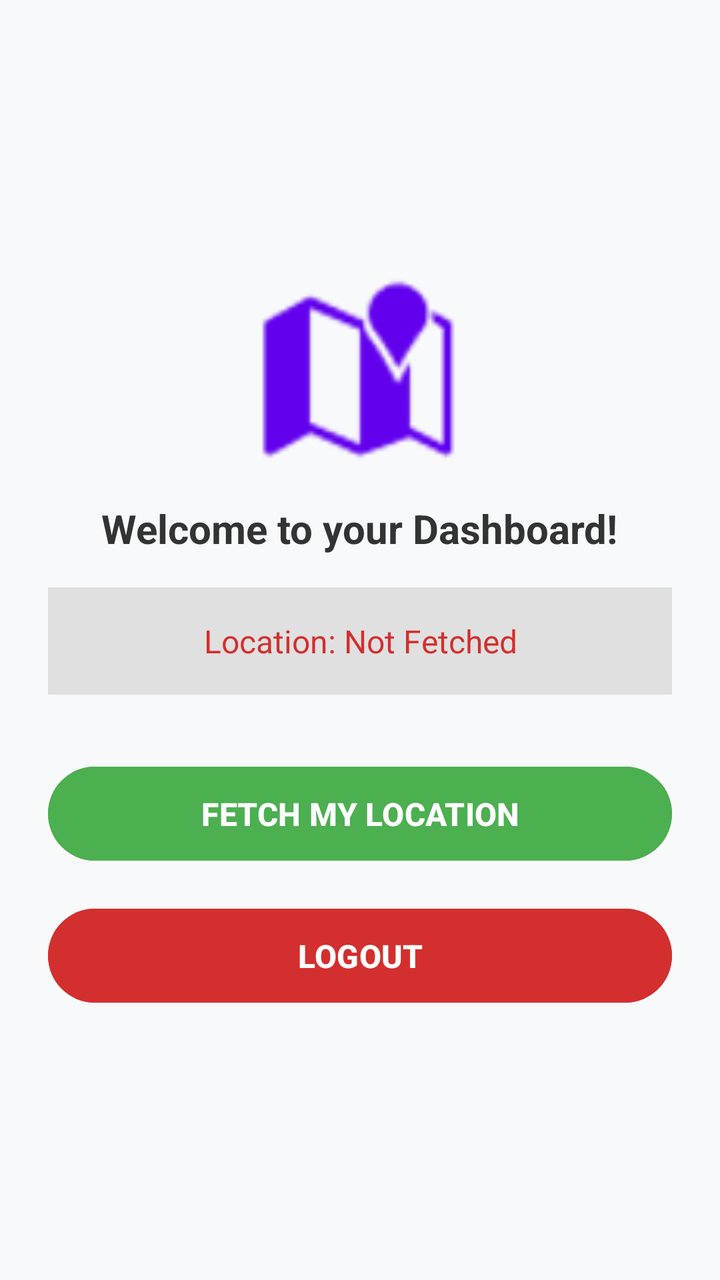
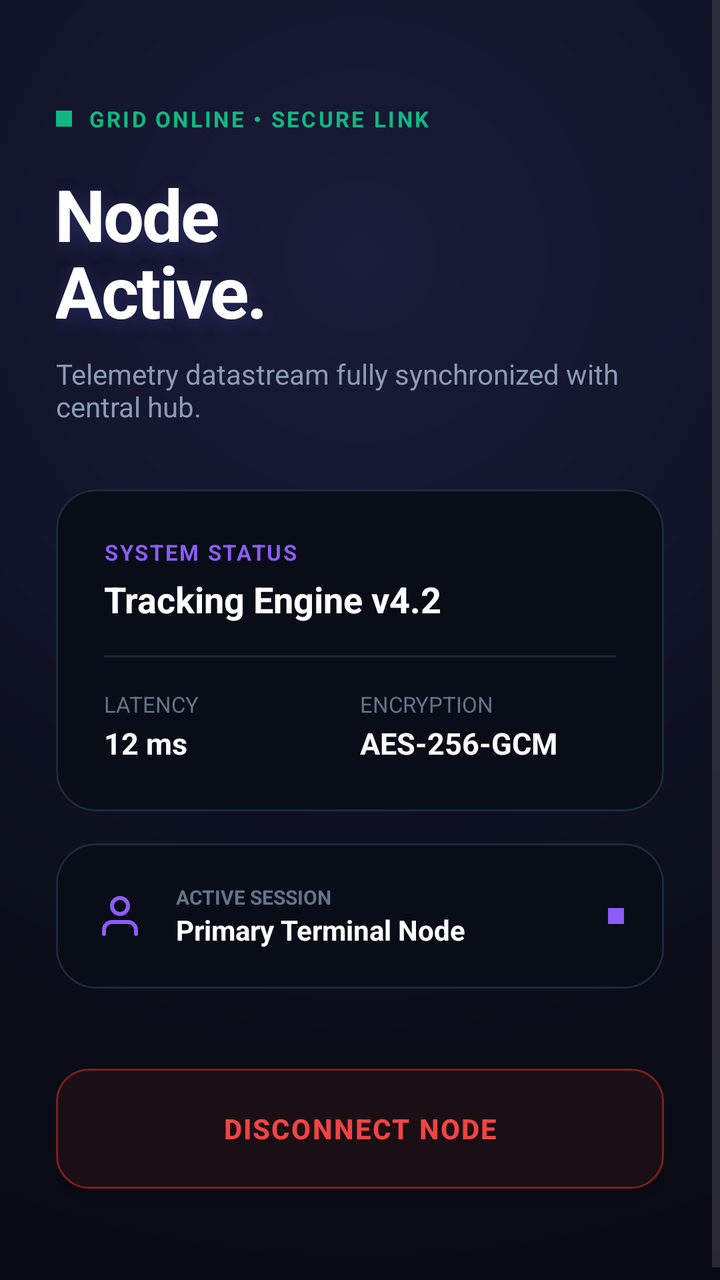

Compare the two renders of this Android layout. The source of the first and the diff that turns it into the second are given below.
<!-- AndroidManifest.xml: application theme Theme.Gotilo -->
<!-- res/layout/activity_dashboard.xml -->
<?xml version="1.0" encoding="utf-8"?>
<LinearLayout xmlns:android="http://schemas.android.com/apk/res/android"
    xmlns:app="http://schemas.android.com/apk/res-auto"
    android:layout_width="match_parent"
    android:layout_height="match_parent"
    android:orientation="vertical"
    android:padding="24dp"
    android:gravity="center"
    android:background="#F8F9FA">

    
    <ImageView
        android:layout_width="100dp"
        android:layout_height="100dp"
        android:src="@android:drawable/ic_dialog_map"
        android:layout_marginBottom="16dp"
        app:tint="#6200EE" />

    
    <TextView
        android:layout_width="wrap_content"
        android:layout_height="wrap_content"
        android:text="Welcome to your Dashboard!"
        android:textSize="20sp"
        android:textStyle="bold"
        android:textColor="#333333"
        android:textAlignment="center"
        android:layout_marginBottom="16dp"/>

    
    <TextView
        android:id="@+id/tvLocation"
        android:layout_width="match_parent"
        android:layout_height="wrap_content"
        android:text="Location: Not Fetched"
        android:textSize="16sp"
        android:textColor="#D32F2F"
        android:textAlignment="center"
        android:padding="16dp"
        android:background="#E0E0E0"
        android:layout_marginBottom="32dp"/>

    
    <Button
        android:id="@+id/btnFetchLocation"
        android:layout_width="match_parent"
        android:layout_height="55dp"
        android:text="FETCH MY LOCATION"
        android:textSize="16sp"
        android:textStyle="bold"
        android:backgroundTint="#4CAF50"
        android:textColor="#FFFFFF"
        android:layout_marginBottom="16dp"/>

    
    <Button
        android:id="@+id/btnLogout"
        android:layout_width="match_parent"
        android:layout_height="55dp"
        android:text="LOGOUT"
        android:textSize="16sp"
        android:textStyle="bold"
        android:backgroundTint="#D32F2F"
        android:textColor="#FFFFFF"/>

</LinearLayout>
<!-- resources referenced by this layout -->
<resources>
  <style name="Theme.Gotilo" parent="Base.Theme.Gotilo" />
  <style name="Base.Theme.Gotilo" parent="Theme.Material3.DayNight.NoActionBar">
          
          
      </style>
</resources>

<!-- the commit's change to res/layout/activity_dashboard.xml (unified diff, before → after) -->
@@ -1,66 +1,258 @@
 <?xml version="1.0" encoding="utf-8"?>
-<LinearLayout xmlns:android="http://schemas.android.com/apk/res/android"
+<ScrollView xmlns:android="http://schemas.android.com/apk/res/android"
     xmlns:app="http://schemas.android.com/apk/res-auto"
+    xmlns:tools="http://schemas.android.com/tools"
     android:layout_width="match_parent"
     android:layout_height="match_parent"
-    android:orientation="vertical"
-    android:padding="24dp"
-    android:gravity="center"
-    android:background="#F8F9FA">
-
-    
-    <ImageView
-        android:layout_width="100dp"
-        android:layout_height="100dp"
-        android:src="@android:drawable/ic_dialog_map"
-        android:layout_marginBottom="16dp"
-        app:tint="#6200EE" />
-
-    
-    <TextView
-        android:layout_width="wrap_content"
-        android:layout_height="wrap_content"
-        android:text="Welcome to your Dashboard!"
-        android:textSize="20sp"
-        android:textStyle="bold"
-        android:textColor="#333333"
-        android:textAlignment="center"
-        android:layout_marginBottom="16dp"/>
-
-    
-    <TextView
-        android:id="@+id/tvLocation"
+    android:background="@drawable/bg_ambient_glow"
+    android:fillViewport="true"
+    android:overScrollMode="never">
+
+    <androidx.constraintlayout.widget.ConstraintLayout
         android:layout_width="match_parent"
         android:layout_height="wrap_content"
-        android:text="Location: Not Fetched"
-        android:textSize="16sp"
-        android:textColor="#D32F2F"
-        android:textAlignment="center"
-        android:padding="16dp"
-        android:background="#E0E0E0"
-        android:layout_marginBottom="32dp"/>
-
-    
-    <Button
-        android:id="@+id/btnFetchLocation"
-        android:layout_width="match_parent"
-        android:layout_height="55dp"
-        android:text="FETCH MY LOCATION"
-        android:textSize="16sp"
-        android:textStyle="bold"
-        android:backgroundTint="#4CAF50"
-        android:textColor="#FFFFFF"
-        android:layout_marginBottom="16dp"/>
-
-    
-    <Button
-        android:id="@+id/btnLogout"
-        android:layout_width="match_parent"
-        android:layout_height="55dp"
-        android:text="LOGOUT"
-        android:textSize="16sp"
-        android:textStyle="bold"
-        android:backgroundTint="#D32F2F"
-        android:textColor="#FFFFFF"/>
-
-</LinearLayout>
+        android:paddingHorizontal="28dp"
+        android:paddingVertical="36dp">
+
+        
+        <LinearLayout
+            android:id="@+id/statusHeader"
+            android:layout_width="wrap_content"
+            android:layout_height="wrap_content"
+            android:layout_marginTop="16dp"
+            android:gravity="center_vertical"
+            android:orientation="horizontal"
+            app:layout_constraintStart_toStartOf="parent"
+            app:layout_constraintTop_toTopOf="parent">
+
+            
+            <View
+                android:layout_width="8dp"
+                android:layout_height="8dp"
+                android:background="#10B981" />
+
+            <TextView
+                android:layout_width="wrap_content"
+                android:layout_height="wrap_content"
+                android:layout_marginStart="8dp"
+                android:letterSpacing="0.1"
+                android:text="GRID ONLINE • SECURE LINK"
+                android:textColor="#10B981"
+                android:textSize="11sp"
+                android:textStyle="bold" />
+        </LinearLayout>
+
+        
+        <TextView
+            android:id="@+id/tvWelcomeHeader"
+            android:layout_width="0dp"
+            android:layout_height="wrap_content"
+            android:layout_marginTop="16dp"
+            android:letterSpacing="-0.03"
+            android:lineSpacingExtra="-4dp"
+            android:shadowColor="#406366F1"
+            android:shadowDx="0"
+            android:shadowDy="8"
+            android:shadowRadius="24"
+            android:text="Node\nActive."
+            android:textColor="#FFFFFF"
+            android:textSize="36sp"
+            android:textStyle="bold"
+            app:layout_constraintEnd_toEndOf="parent"
+            app:layout_constraintStart_toStartOf="parent"
+            app:layout_constraintTop_toBottomOf="@id/statusHeader" />
+
+        <TextView
+            android:id="@+id/tvSubHeader"
+            android:layout_width="0dp"
+            android:layout_height="wrap_content"
+            android:layout_marginTop="8dp"
+            android:text="Telemetry datastream fully synchronized with central hub."
+            android:textColor="#8B9BB4"
+            android:textSize="14sp"
+            app:layout_constraintEnd_toEndOf="parent"
+            app:layout_constraintStart_toStartOf="parent"
+            app:layout_constraintTop_toBottomOf="@id/tvWelcomeHeader" />
+
+        
+        <com.google.android.material.card.MaterialCardView
+            android:id="@+id/cardSystemStatus"
+            android:layout_width="match_parent"
+            android:layout_height="wrap_content"
+            android:layout_marginTop="32dp"
+            app:cardBackgroundColor="#090D17"
+            app:cardCornerRadius="20dp"
+            app:cardElevation="0dp"
+            app:strokeColor="#1E293B"
+            app:strokeWidth="1dp"
+            app:layout_constraintTop_toBottomOf="@id/tvSubHeader">
+
+            <LinearLayout
+                android:layout_width="match_parent"
+                android:layout_height="wrap_content"
+                android:orientation="vertical"
+                android:padding="24dp">
+
+                <TextView
+                    android:layout_width="wrap_content"
+                    android:layout_height="wrap_content"
+                    android:letterSpacing="0.08"
+                    android:text="SYSTEM STATUS"
+                    android:textColor="#8B5CF6"
+                    android:textSize="11sp"
+                    android:textStyle="bold" />
+
+                <TextView
+                    android:layout_width="wrap_content"
+                    android:layout_height="wrap_content"
+                    android:layout_marginTop="4dp"
+                    android:text="Tracking Engine v4.2"
+                    android:textColor="#FFFFFF"
+                    android:textSize="18sp"
+                    android:textStyle="bold" />
+
+                
+                <View
+                    android:layout_width="match_parent"
+                    android:layout_height="1dp"
+                    android:layout_marginVertical="16dp"
+                    android:background="#1E293B" />
+
+                
+                <LinearLayout
+                    android:layout_width="match_parent"
+                    android:layout_height="wrap_content"
+                    android:orientation="horizontal"
+                    android:weightSum="2">
+
+                    
+                    <LinearLayout
+                        android:layout_width="0dp"
+                        android:layout_height="wrap_content"
+                        android:layout_weight="1"
+                        android:orientation="vertical">
+
+                        <TextView
+                            android:layout_width="wrap_content"
+                            android:layout_height="wrap_content"
+                            android:text="LATENCY"
+                            android:textColor="#64748B"
+                            android:textSize="11sp" />
+
+                        <TextView
+                            android:layout_width="wrap_content"
+                            android:layout_height="wrap_content"
+                            android:layout_marginTop="2dp"
+                            android:text="12 ms"
+                            android:textColor="#F8FAFC"
+                            android:textSize="15sp"
+                            android:textStyle="bold" />
+                    </LinearLayout>
+
+                    
+                    <LinearLayout
+                        android:layout_width="0dp"
+                        android:layout_height="wrap_content"
+                        android:layout_weight="1"
+                        android:orientation="vertical">
+
+                        <TextView
+                            android:layout_width="wrap_content"
+                            android:layout_height="wrap_content"
+                            android:text="ENCRYPTION"
+                            android:textColor="#64748B"
+                            android:textSize="11sp" />
+
+                        <TextView
+                            android:layout_width="wrap_content"
+                            android:layout_height="wrap_content"
+                            android:layout_marginTop="2dp"
+                            android:text="AES-256-GCM"
+                            android:textColor="#F8FAFC"
+                            android:textSize="15sp"
+                            android:textStyle="bold" />
+                    </LinearLayout>
+                </LinearLayout>
+
+            </LinearLayout>
+        </com.google.android.material.card.MaterialCardView>
+
+        
+        <com.google.android.material.card.MaterialCardView
+            android:id="@+id/cardDeviceLink"
+            android:layout_width="match_parent"
+            android:layout_height="wrap_content"
+            android:layout_marginTop="16dp"
+            app:cardBackgroundColor="#090D17"
+            app:cardCornerRadius="20dp"
+            app:cardElevation="0dp"
+            app:strokeColor="#1E293B"
+            app:strokeWidth="1dp"
+            app:layout_constraintTop_toBottomOf="@id/cardSystemStatus">
+
+            <LinearLayout
+                android:layout_width="match_parent"
+                android:layout_height="wrap_content"
+                android:gravity="center_vertical"
+                android:orientation="horizontal"
+                android:padding="20dp">
+
+                <ImageView
+                    android:layout_width="24dp"
+                    android:layout_height="24dp"
+                    android:src="@drawable/ic_user"
+                    app:tint="#8B5CF6" />
+
+                <LinearLayout
+                    android:layout_width="0dp"
+                    android:layout_height="wrap_content"
+                    android:layout_marginStart="16dp"
+                    android:layout_weight="1"
+                    android:orientation="vertical">
+
+                    <TextView
+                        android:layout_width="wrap_content"
+                        android:layout_height="wrap_content"
+                        android:text="ACTIVE SESSION"
+                        android:textColor="#64748B"
+                        android:textSize="10sp"
+                        android:textStyle="bold" />
+
+                    <TextView
+                        android:layout_width="wrap_content"
+                        android:layout_height="wrap_content"
+                        android:text="Primary Terminal Node"
+                        android:textColor="#FFFFFF"
+                        android:textSize="14sp"
+                        android:textStyle="bold" />
+                </LinearLayout>
+
+                <View
+                    android:layout_width="8dp"
+                    android:layout_height="8dp"
+                    android:background="#8B5CF6" />
+            </LinearLayout>
+        </com.google.android.material.card.MaterialCardView>
+
+        
+        <androidx.appcompat.widget.AppCompatButton
+            android:id="@+id/btnLogout"
+            android:layout_width="match_parent"
+            android:layout_height="60dp"
+            android:layout_marginTop="40dp"
+            android:layout_marginBottom="16dp"
+            android:background="@drawable/bg_logout_button"
+            android:elevation="4dp"
+            android:letterSpacing="0.05"
+            android:stateListAnimator="@null"
+            android:text="DISCONNECT NODE"
+            android:textAllCaps="true"
+            android:textColor="#EF4444"
+            android:textSize="14sp"
+            android:textStyle="bold"
+            app:layout_constraintBottom_toBottomOf="parent"
+            app:layout_constraintTop_toBottomOf="@id/cardDeviceLink"
+            app:layout_constraintVertical_bias="1.0" />
+
+    </androidx.constraintlayout.widget.ConstraintLayout>
+</ScrollView>
<!-- resource entries referenced after the edit -->
@@ -1,5 +1,42 @@
 <!-- resources referenced by this layout -->
 <resources>
+  <!-- drawable bg_ambient_glow (drawable) -->
+  <?xml version="1.0" encoding="utf-8"?>
+  <shape xmlns:android="http://schemas.android.com/apk/res/android"
+      android:shape="rectangle">
+      <gradient
+          android:type="radial"
+          android:centerX="0.5"
+          android:centerY="0.2"
+          android:gradientRadius="800dp"
+          android:startColor="#1A1C3A"
+          android:centerColor="#0A0D18"
+          android:endColor="#05070A" />
+  </shape>
+  <!-- drawable bg_logout_button (drawable) -->
+  <?xml version="1.0" encoding="utf-8"?>
+  <shape xmlns:android="http://schemas.android.com/apk/res/android">
+      <solid android:color="#1A0F14" />
+      <corners android:radius="16dp" />
+      <stroke
+          android:width="1dp"
+          android:color="#7F1D1D" />
+  </shape>
+  <!-- drawable ic_user (drawable) -->
+  <?xml version="1.0" encoding="utf-8"?>
+  <vector xmlns:android="http://schemas.android.com/apk/res/android"
+      android:width="24dp"
+      android:height="24dp"
+      android:viewportWidth="24"
+      android:viewportHeight="24">
+      <path
+          android:fillColor="#00000000"
+          android:strokeColor="#FFFFFF"
+          android:strokeLineCap="round"
+          android:strokeLineJoin="round"
+          android:strokeWidth="2"
+          android:pathData="M20,21v-2a4,4 0,0 0,-4 -4H8a4,4 0,0 0,-4 4v2M12,11a4,4 0,1 0,0 -8,4 4,0 0,0 0,8z" />
+  </vector>
   <style name="Theme.Gotilo" parent="Base.Theme.Gotilo" />
   <style name="Base.Theme.Gotilo" parent="Theme.Material3.DayNight.NoActionBar">
           
